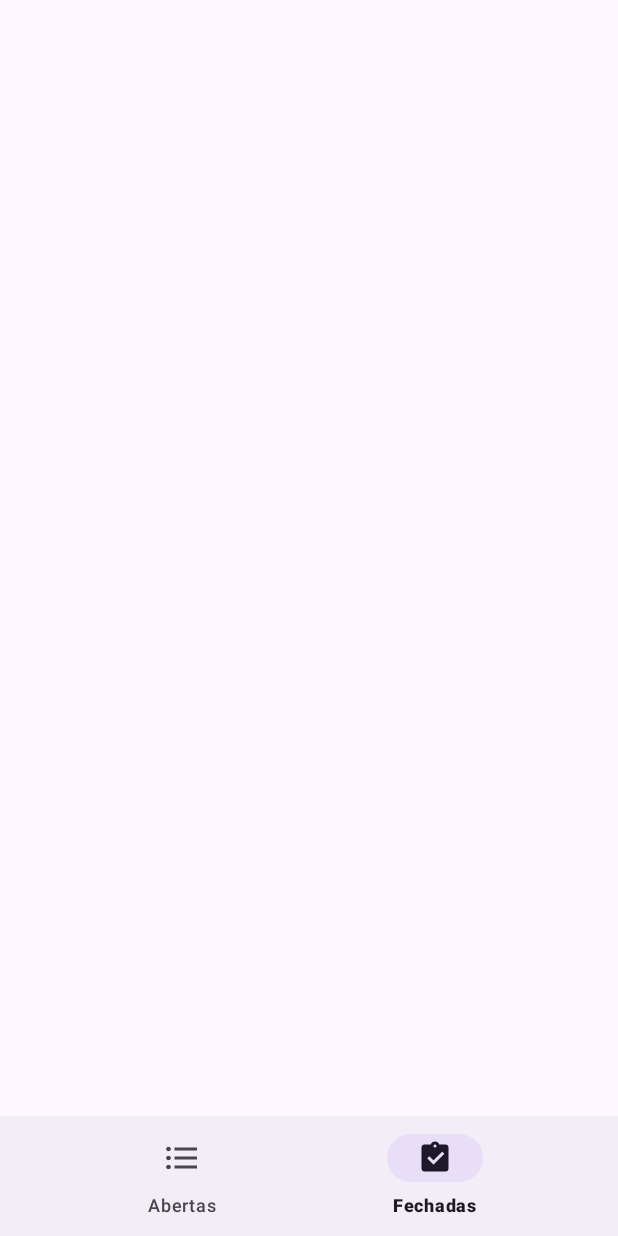
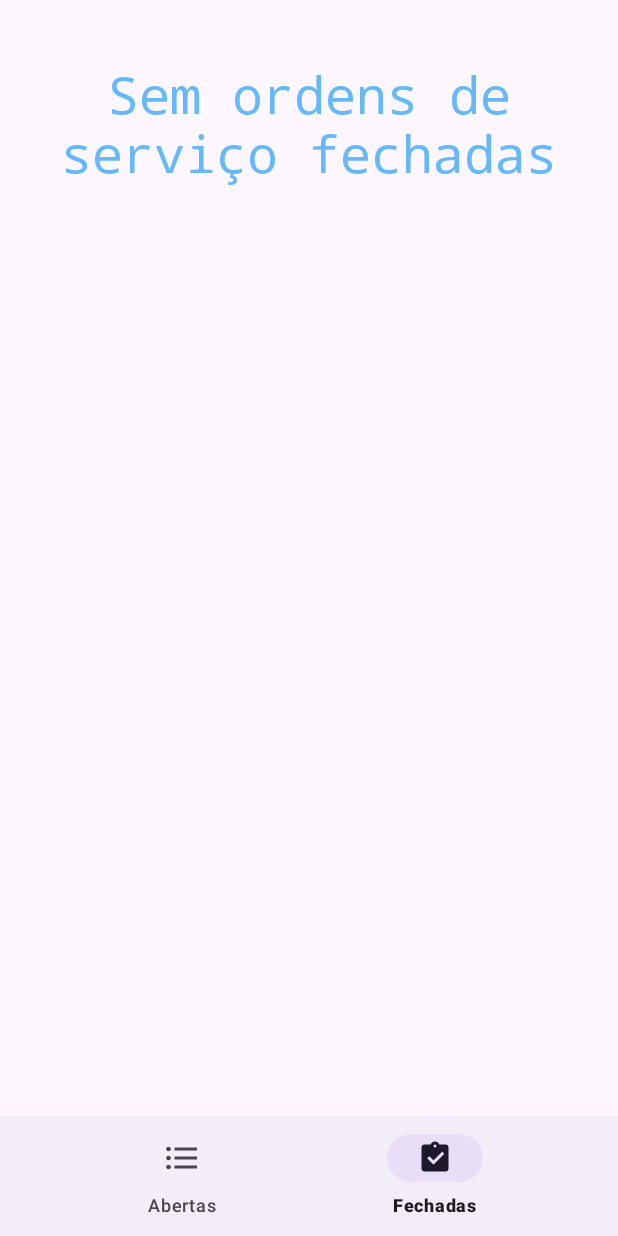
Before and after one commit to cami-oliveira/AndroidApp, an Android app: the OrderServiceListFragment screen opened directly, with no data from a screen before it, item 2 of the bottom bar chosen, on a phone screen of 412 x 824 dp. Run offline under Robolectric (Android 15) with nearby library versions, the phone set to English and light mode, and no system bars.

Commit message:
add: empty list logic

```diff
--- a/app/src/main/java/com/pucpr/atividadesomativa2/fragments/OrderServiceListFragment.java
+++ b/app/src/main/java/com/pucpr/atividadesomativa2/fragments/OrderServiceListFragment.java
@@ -11,6 +11,7 @@ import androidx.recyclerview.widget.RecyclerView;
 import android.view.LayoutInflater;
 import android.view.View;
 import android.view.ViewGroup;
+import android.widget.TextView;
 
 import com.google.android.material.floatingactionbutton.FloatingActionButton;
 import com.pucpr.atividadesomativa2.R;
@@ -40,6 +41,7 @@ public class OrderServiceListFragment extends Fragment implements OrderServiceAd
 
     private FloatingActionButton fab;
     private RecyclerView recyclerView;
+    private TextView emptyTitle;
     public OrderServiceListFragment(boolean shouldShowFinishedOrders) {
         this.shouldShowFinishedOrders = shouldShowFinishedOrders;
     }
@@ -85,6 +87,8 @@ public class OrderServiceListFragment extends Fragment implements OrderServiceAd
             });
         }
 
+        emptyTitle = (TextView) view.findViewById(R.id.emptyListText);
+
         return view;
     }
 
@@ -113,6 +117,20 @@ public class OrderServiceListFragment extends Fragment implements OrderServiceAd
     }
 
     public void bindOrderServiceAdapter(){
+        if (this.orderServices.isEmpty()) {
+            if (this.shouldShowFinishedOrders) {
+                this.emptyTitle.setText(R.string.sem_ordens_de_servi_o_fechadas);
+            } else {
+                this.emptyTitle.setText(R.string.sem_ordens_de_servi_o_abertas);
+            }
+
+            this.recyclerView.setVisibility(View.INVISIBLE);
+            this.emptyTitle.setVisibility(View.VISIBLE);
+            return;
+        }
+
+        this.emptyTitle.setVisibility(View.INVISIBLE);
+        this.recyclerView.setVisibility(View.VISIBLE);
         orderServiceAdapter =  new OrderServiceAdapter(this.orderServices);
         orderServiceAdapter.setOrderServiceAdapterInterface(this);
         LinearLayoutManager linearLayoutManager = new LinearLayoutManager(requireContext(), RecyclerView.VERTICAL, false);
--- a/app/src/main/res/layout/fragment_order_service_list.xml
+++ b/app/src/main/res/layout/fragment_order_service_list.xml
@@ -5,6 +5,24 @@
     android:layout_width="match_parent"
     android:layout_height="match_parent"
     tools:context="com.pucpr.atividadesomativa2.fragments.OrderServiceListFragment">
+
+    <androidx.appcompat.widget.AppCompatTextView
+        android:id="@+id/emptyListText"
+        android:layout_width="0dp"
+        android:layout_height="wrap_content"
+        android:layout_marginStart="24dp"
+        android:layout_marginTop="40dp"
+        android:layout_marginEnd="24dp"
+        android:fontFamily="monospace"
+        android:text="@string/sem_ordens_de_servi_o_abertas"
+        android:textAppearance="@style/TextAppearance.AppCompat.Display1"
+        android:textColor="#65B9FB"
+        app:layout_constraintEnd_toEndOf="parent"
+        app:layout_constraintHorizontal_bias="0.279"
+        app:layout_constraintStart_toStartOf="parent"
+        app:layout_constraintTop_toTopOf="parent"
+        tools:ignore="TextContrastCheck"
+        android:textAlignment="center"/>
 
     <androidx.recyclerview.widget.RecyclerView
         android:id="@+id/order_service_recycler_view"
--- a/app/src/main/res/values/strings.xml
+++ b/app/src/main/res/values/strings.xml
@@ -27,5 +27,7 @@
     <string name="solu_o">Solução</string>
     <string name="solucionar">Solucionar</string>
     <string name="deletar">Deletar</string>
+    <string name="sem_ordens_de_servi_o_abertas">Sem ordens de serviço abertas</string>
+    <string name="sem_ordens_de_servi_o_fechadas">Sem ordens de serviço fechadas</string>
 
 </resources>
```
